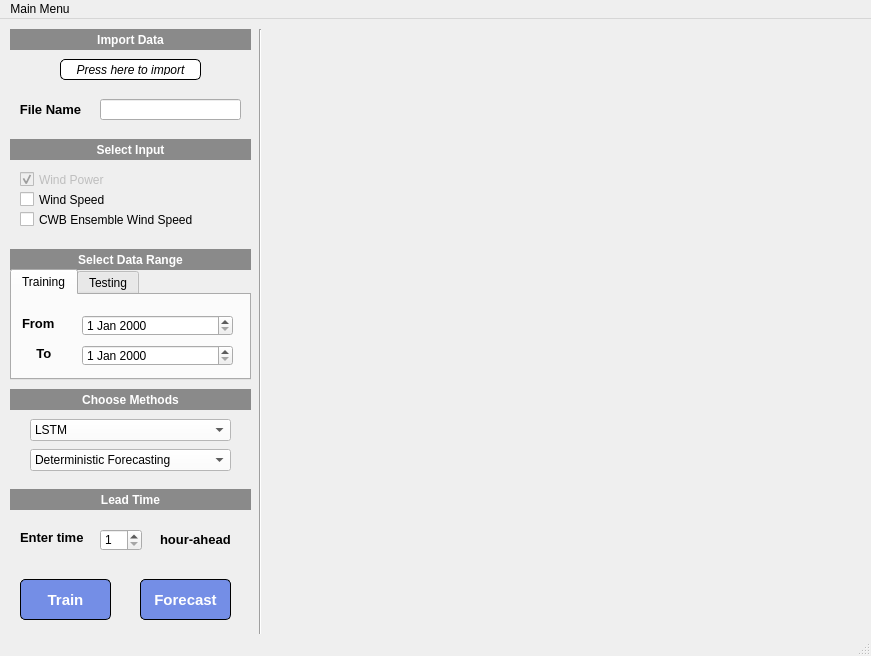
Before: the Qt Designer form assets/main.ui in apie0419/prediction_app, drawn with Qt 5.
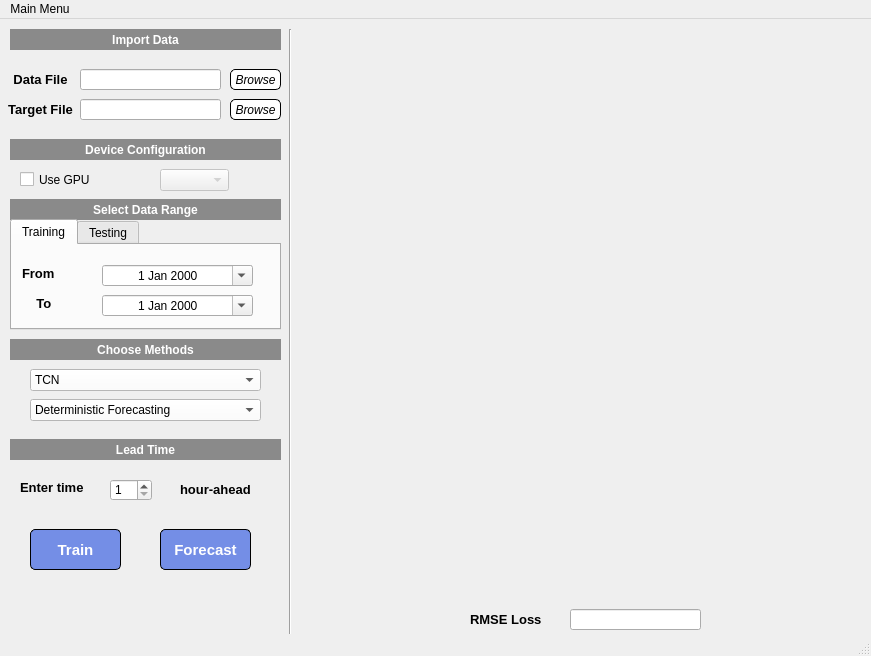
After: the same form once the commit is applied. The open tabs and pages were chosen to show the change.

Diff of the .ui file:
```diff
--- a/assets/main.ui
+++ b/assets/main.ui
@@ -63,7 +63,7 @@
      <rect>
       <x>10</x>
       <y>10</y>
-      <width>241</width>
+      <width>271</width>
       <height>21</height>
      </rect>
     </property>
@@ -88,9 +88,9 @@
    <widget class="QPushButton" name="file_btn">
     <property name="geometry">
      <rect>
-      <x>60</x>
-      <y>40</y>
-      <width>141</width>
+      <x>230</x>
+      <y>50</y>
+      <width>51</width>
       <height>21</height>
      </rect>
     </property>
@@ -109,14 +109,14 @@
 padding: 4px;</string>
     </property>
     <property name="text">
-     <string>Press here to import</string>
+     <string>Browse</string>
     </property>
    </widget>
    <widget class="QLabel" name="label_2">
     <property name="geometry">
      <rect>
-      <x>10</x>
-      <y>80</y>
+      <x>0</x>
+      <y>50</y>
       <width>81</width>
       <height>21</height>
      </rect>
@@ -130,7 +130,7 @@
      </font>
     </property>
     <property name="text">
-     <string>File Name</string>
+     <string>Data File</string>
     </property>
     <property name="alignment">
      <set>Qt::AlignCenter</set>
@@ -142,8 +142,8 @@
     </property>
     <property name="geometry">
      <rect>
-      <x>100</x>
-      <y>80</y>
+      <x>80</x>
+      <y>50</y>
       <width>141</width>
       <height>21</height>
      </rect>
@@ -157,7 +157,7 @@
      <rect>
       <x>10</x>
       <y>120</y>
-      <width>241</width>
+      <width>271</width>
       <height>21</height>
      </rect>
     </property>
@@ -173,7 +173,7 @@
 color: rgb(255, 255, 255);</string>
     </property>
     <property name="text">
-     <string>Select Input</string>
+     <string>Device Configuration</string>
     </property>
     <property name="alignment">
      <set>Qt::AlignCenter</set>
@@ -181,7 +181,7 @@
    </widget>
    <widget class="QCheckBox" name="wp_ckbox">
     <property name="enabled">
-     <bool>false</bool>
+     <bool>true</bool>
     </property>
     <property name="geometry">
      <rect>
@@ -192,51 +192,7 @@
      </rect>
     </property>
     <property name="text">
-     <string>Wind Power</string>
-    </property>
-    <property name="checkable">
-     <bool>true</bool>
-    </property>
-    <property name="checked">
-     <bool>true</bool>
-    </property>
-   </widget>
-   <widget class="QCheckBox" name="ws_ckbox">
-    <property name="enabled">
-     <bool>true</bool>
-    </property>
-    <property name="geometry">
-     <rect>
-      <x>20</x>
-      <y>170</y>
-      <width>121</width>
-      <height>21</height>
-     </rect>
-    </property>
-    <property name="text">
-     <string>Wind Speed</string>
-    </property>
-    <property name="checkable">
-     <bool>true</bool>
-    </property>
-    <property name="checked">
-     <bool>false</bool>
-    </property>
-   </widget>
-   <widget class="QCheckBox" name="cwb_ckbox">
-    <property name="enabled">
-     <bool>true</bool>
-    </property>
-    <property name="geometry">
-     <rect>
-      <x>20</x>
-      <y>190</y>
-      <width>191</width>
-      <height>21</height>
-     </rect>
-    </property>
-    <property name="text">
-     <string>CWB Ensemble Wind Speed</string>
+     <string>Use GPU</string>
     </property>
     <property name="checkable">
      <bool>true</bool>
@@ -249,8 +205,8 @@
     <property name="geometry">
      <rect>
       <x>10</x>
-      <y>230</y>
-      <width>241</width>
+      <y>180</y>
+      <width>271</width>
       <height>21</height>
      </rect>
     </property>
@@ -276,8 +232,8 @@
     <property name="geometry">
      <rect>
       <x>10</x>
-      <y>250</y>
-      <width>241</width>
+      <y>200</y>
+      <width>271</width>
       <height>111</height>
      </rect>
     </property>
@@ -333,22 +289,46 @@
      <widget class="QDateEdit" name="train_dtfrom">
       <property name="geometry">
        <rect>
-        <x>70</x>
+        <x>90</x>
         <y>20</y>
         <width>151</width>
         <height>21</height>
        </rect>
       </property>
+      <property name="font">
+       <font>
+        <family>Arial</family>
+        <pointsize>9</pointsize>
+       </font>
+      </property>
+      <property name="alignment">
+       <set>Qt::AlignCenter</set>
+      </property>
+      <property name="showGroupSeparator" stdset="0">
+       <bool>false</bool>
+      </property>
+      <property name="calendarPopup">
+       <bool>true</bool>
+      </property>
      </widget>
      <widget class="QDateEdit" name="train_dtto">
       <property name="geometry">
        <rect>
-        <x>70</x>
+        <x>90</x>
         <y>50</y>
         <width>151</width>
         <height>21</height>
        </rect>
       </property>
+      <property name="alignment">
+       <set>Qt::AlignCenter</set>
+      </property>
+      <property name="calendarPopup">
+       <bool>true</bool>
+      </property>
+      <property name="timeSpec">
+       <enum>Qt::LocalTime</enum>
+      </property>
      </widget>
     </widget>
     <widget class="QWidget" name="test_tab">
@@ -423,8 +403,8 @@
     <property name="geometry">
      <rect>
       <x>10</x>
-      <y>370</y>
-      <width>241</width>
+      <y>320</y>
+      <width>271</width>
       <height>21</height>
      </rect>
     </property>
@@ -450,19 +430,14 @@
     <property name="geometry">
      <rect>
       <x>30</x>
-      <y>400</y>
-      <width>201</width>
+      <y>350</y>
+      <width>231</width>
       <height>22</height>
      </rect>
     </property>
     <property name="styleSheet">
      <string notr="true">background-color: rgb(255, 255, 255);</string>
     </property>
-    <item>
-     <property name="text">
-      <string>LSTM</string>
-     </property>
-    </item>
     <item>
      <property name="text">
       <string>TCN</string>
@@ -478,8 +453,8 @@
     <property name="geometry">
      <rect>
       <x>30</x>
-      <y>430</y>
-      <width>201</width>
+      <y>380</y>
+      <width>231</width>
       <height>22</height>
      </rect>
     </property>
@@ -501,8 +476,8 @@
     <property name="geometry">
      <rect>
       <x>10</x>
-      <y>470</y>
-      <width>241</width>
+      <y>420</y>
+      <width>271</width>
       <height>21</height>
      </rect>
     </property>
@@ -528,7 +503,7 @@
     <property name="geometry">
      <rect>
       <x>20</x>
-      <y>510</y>
+      <y>460</y>
       <width>71</width>
       <height>16</height>
      </rect>
@@ -548,8 +523,8 @@
    <widget class="QSpinBox" name="spinBox">
     <property name="geometry">
      <rect>
-      <x>100</x>
-      <y>510</y>
+      <x>110</x>
+      <y>460</y>
       <width>42</width>
       <height>22</height>
      </rect>
@@ -564,8 +539,8 @@
    <widget class="QLabel" name="label_12">
     <property name="geometry">
      <rect>
-      <x>160</x>
-      <y>510</y>
+      <x>180</x>
+      <y>460</y>
       <width>91</width>
       <height>20</height>
      </rect>
@@ -585,8 +560,8 @@
    <widget class="QPushButton" name="train_btn">
     <property name="geometry">
      <rect>
-      <x>20</x>
-      <y>560</y>
+      <x>30</x>
+      <y>510</y>
       <width>91</width>
       <height>41</height>
      </rect>
@@ -629,8 +604,8 @@
    <widget class="QPushButton" name="forecast_btn">
     <property name="geometry">
      <rect>
-      <x>140</x>
-      <y>560</y>
+      <x>160</x>
+      <y>510</y>
       <width>91</width>
       <height>41</height>
      </rect>
@@ -673,7 +648,7 @@
    <widget class="Line" name="line">
     <property name="geometry">
      <rect>
-      <x>250</x>
+      <x>280</x>
       <y>10</y>
       <width>20</width>
       <height>621</height>
@@ -683,6 +658,148 @@
      <enum>Qt::Vertical</enum>
     </property>
    </widget>
+   <widget class="QLineEdit" name="target_file_edit">
+    <property name="enabled">
+     <bool>true</bool>
+    </property>
+    <property name="geometry">
+     <rect>
+      <x>80</x>
+      <y>80</y>
+      <width>141</width>
+      <height>21</height>
+     </rect>
+    </property>
+    <property name="readOnly">
+     <bool>true</bool>
+    </property>
+   </widget>
+   <widget class="QPushButton" name="target_file_btn">
+    <property name="geometry">
+     <rect>
+      <x>230</x>
+      <y>80</y>
+      <width>51</width>
+      <height>21</height>
+     </rect>
+    </property>
+    <property name="font">
+     <font>
+      <family>Arial</family>
+      <italic>true</italic>
+     </font>
+    </property>
+    <property name="styleSheet">
+     <string notr="true">background-color: rgb(255, 255, 255);
+border-color: black;
+border-radius: 5px;
+border-width: 1px;
+border-style: outset;
+padding: 4px;</string>
+    </property>
+    <property name="text">
+     <string>Browse</string>
+    </property>
+   </widget>
+   <widget class="QLabel" name="label_13">
+    <property name="geometry">
+     <rect>
+      <x>0</x>
+      <y>80</y>
+      <width>81</width>
+      <height>21</height>
+     </rect>
+    </property>
+    <property name="font">
+     <font>
+      <family>Arial</family>
+      <pointsize>10</pointsize>
+      <weight>75</weight>
+      <bold>true</bold>
+     </font>
+    </property>
+    <property name="text">
+     <string>Target File</string>
+    </property>
+    <property name="alignment">
+     <set>Qt::AlignCenter</set>
+    </property>
+   </widget>
+   <widget class="QWidget" name="graph_widget" native="true">
+    <property name="geometry">
+     <rect>
+      <x>300</x>
+      <y>10</y>
+      <width>561</width>
+      <height>571</height>
+     </rect>
+    </property>
+   </widget>
+   <widget class="QLabel" name="label_14">
+    <property name="geometry">
+     <rect>
+      <x>470</x>
+      <y>590</y>
+      <width>121</width>
+      <height>21</height>
+     </rect>
+    </property>
+    <property name="font">
+     <font>
+      <family>Arial</family>
+      <pointsize>10</pointsize>
+      <weight>75</weight>
+      <bold>true</bold>
+     </font>
+    </property>
+    <property name="text">
+     <string>RMSE Loss</string>
+    </property>
+   </widget>
+   <widget class="QLineEdit" name="rmse_loss_edit">
+    <property name="geometry">
+     <rect>
+      <x>570</x>
+      <y>590</y>
+      <width>131</width>
+      <height>21</height>
+     </rect>
+    </property>
+    <property name="font">
+     <font>
+      <family>Arial</family>
+      <weight>75</weight>
+      <bold>true</bold>
+     </font>
+    </property>
+    <property name="readOnly">
+     <bool>true</bool>
+    </property>
+   </widget>
+   <widget class="QComboBox" name="gpu_cbbox">
+    <property name="enabled">
+     <bool>false</bool>
+    </property>
+    <property name="geometry">
+     <rect>
+      <x>160</x>
+      <y>150</y>
+      <width>69</width>
+      <height>22</height>
+     </rect>
+    </property>
+   </widget>
+   <widget class="QWidget" name="horizontalLayoutWidget">
+    <property name="geometry">
+     <rect>
+      <x>10</x>
+      <y>560</y>
+      <width>261</width>
+      <height>41</height>
+     </rect>
+    </property>
+    <layout class="QHBoxLayout" name="progress_layout"/>
+   </widget>
   </widget>
   <widget class="QStatusBar" name="statusbar"/>
   <widget class="QMenuBar" name="menubar">
```
Left out of the diff: 29 changed lines with no effect on the pictures.
